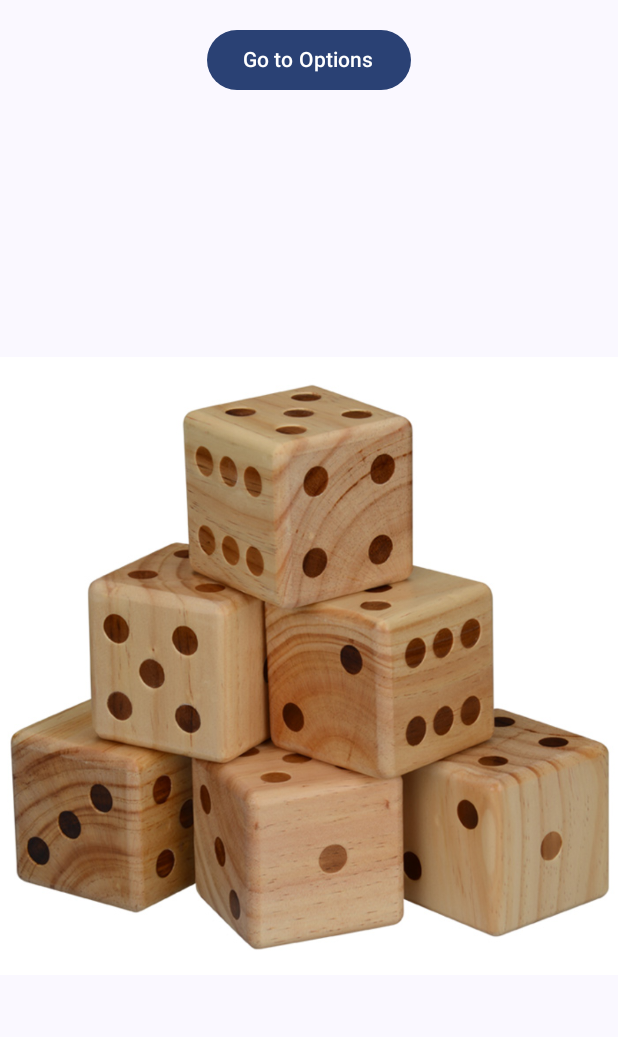
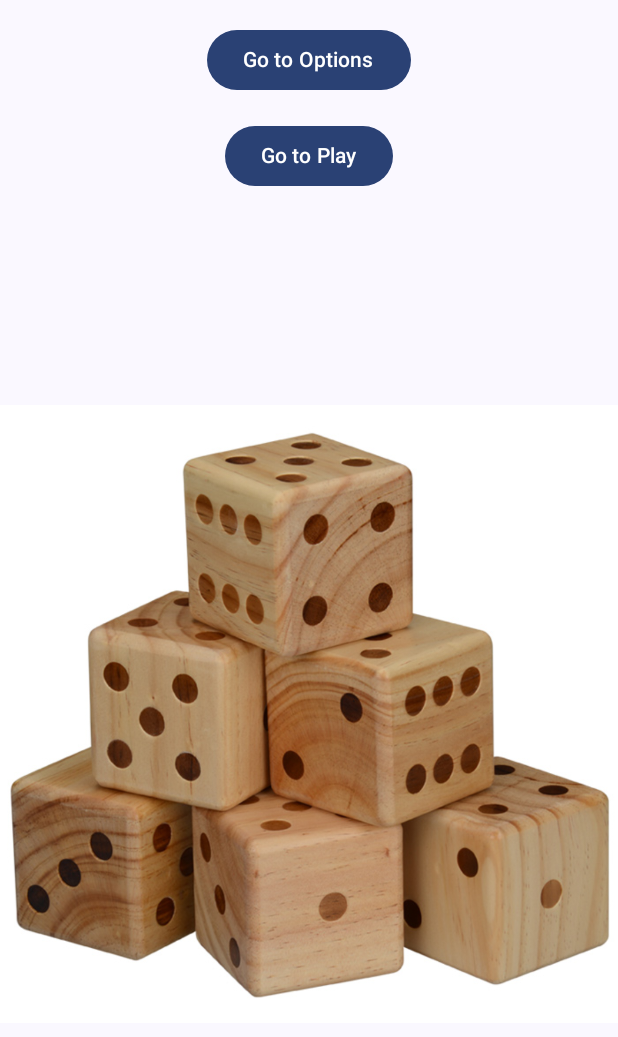
Before and after one commit to csstudent26/AndroidProject_3053007, an Android app built with Jetpack Compose: the screen it shows after launch (MainActivity), on a phone screen of 412 x 824 dp. Shown: the top 1037 px of the screen. Run offline under Robolectric (Android 15) with nearby library versions, the phone set to English and light mode, and no system bars.

Commit message:
Commit 6 : Creating Intent for 'Play' in 'Home'

```diff
--- a/app/src/main/java/com/example/oct24provisional/MainActivity.kt
+++ b/app/src/main/java/com/example/oct24provisional/MainActivity.kt
@@ -70,6 +70,17 @@ class MainActivity : ComponentActivity() {
                         ) {
                             Text("Go to Options")
                         }
+                        Spacer(modifier = Modifier.height(16.dp))
+                        // Button to navigate to Options
+                        Button(
+                            onClick = {
+                                // Create an Intent to navigate to Options
+                                val intent = Intent(this@MainActivity, Options::class.java)
+                                startActivity(intent)
+                            }
+                        ) {
+                            Text("Go to Play")
+                        }
                            HomeScreen()
 
                     }
```
